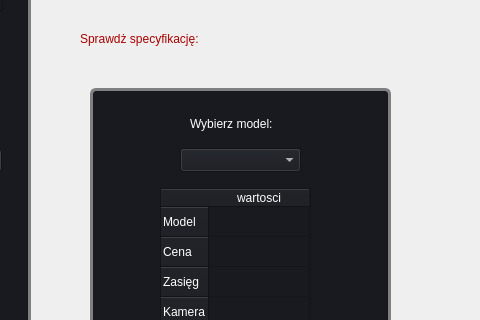
Old version of the form obiektowy_cpp/kol2/mainwindow.ui in the repository DragoonXVIII/studies; both pictures show x 620 to 1100 and y 302 to 622 of the 1280 by 720 pixel window.
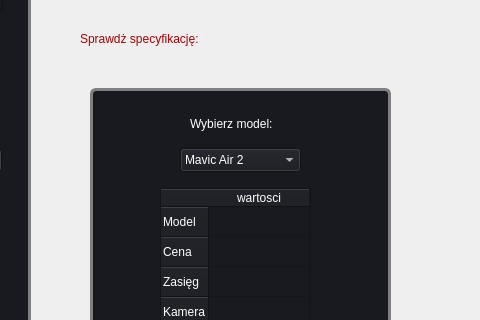
New version of the form. Icons and pictures are not drawn.

Commit message: specs from file

Patch:
```diff
--- a/obiektowy_cpp/kol2/mainwindow.ui
+++ b/obiektowy_cpp/kol2/mainwindow.ui
@@ -946,6 +946,16 @@
           <height>24</height>
          </rect>
         </property>
+        <item>
+         <property name="text">
+          <string>Mavic Air 2</string>
+         </property>
+        </item>
+        <item>
+         <property name="text">
+          <string>Mini 3 Pro</string>
+         </property>
+        </item>
        </widget>
        <widget class="QLabel" name="label_12">
         <property name="geometry">
```
Left out of the diff: 2 changed lines with no effect on the pictures. The commit also changes 1 other file.
